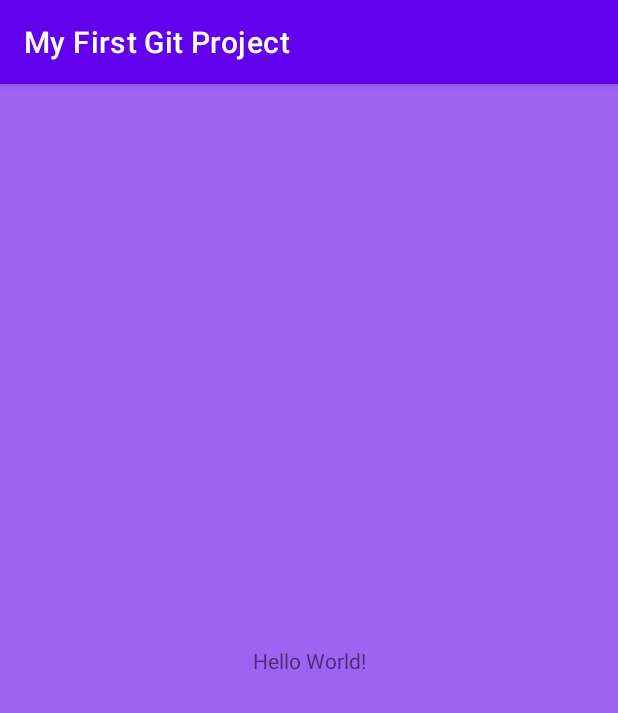
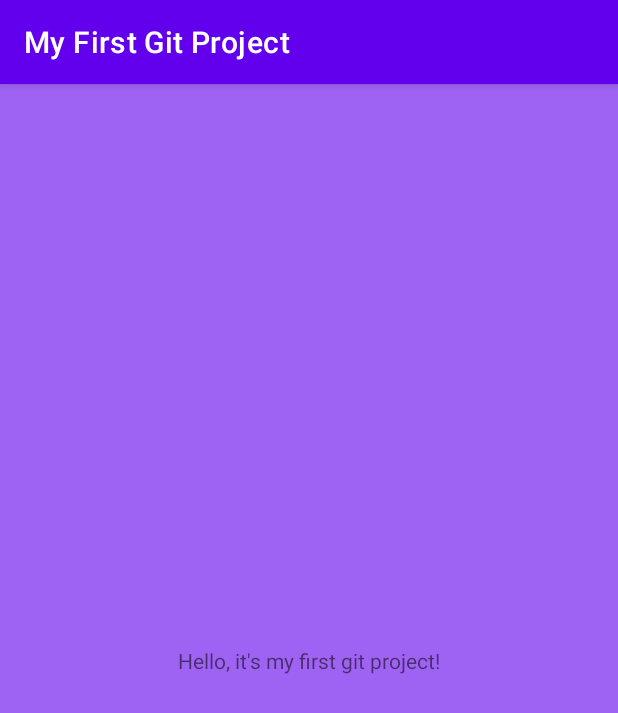
Before and after one commit to TanyaSumina96/MyFirstGitProject, an Android app: the screen it shows after launch (MainActivity), on a phone screen of 412 x 824 dp. Shown: the top 713 px of the screen. Run offline under Robolectric (Android 15) with nearby library versions, the phone set to English and light mode, and no system bars.

Commit message:
Change text

```diff
--- a/app/src/main/res/layout/activity_main.xml
+++ b/app/src/main/res/layout/activity_main.xml
@@ -10,7 +10,7 @@
     <TextView
         android:layout_width="wrap_content"
         android:layout_height="wrap_content"
-        android:text="Hello World!"
+        android:text="@string/hello_it_s_my_first_git_project"
         app:layout_constraintBottom_toBottomOf="parent"
         app:layout_constraintEnd_toEndOf="parent"
         app:layout_constraintStart_toStartOf="parent"
--- a/app/src/main/res/values/strings.xml
+++ b/app/src/main/res/values/strings.xml
@@ -1,3 +1,4 @@
 <resources>
     <string name="app_name">My First Git Project</string>
+    <string name="hello_it_s_my_first_git_project">Hello, it\'s my first git project!</string>
 </resources>
```
